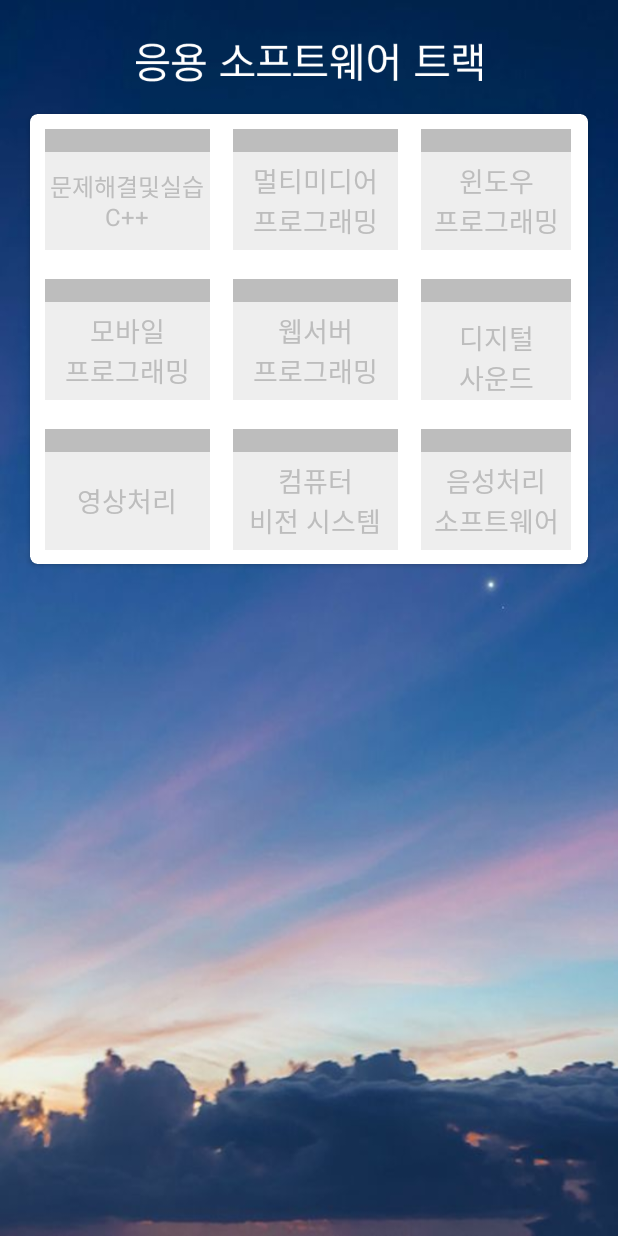
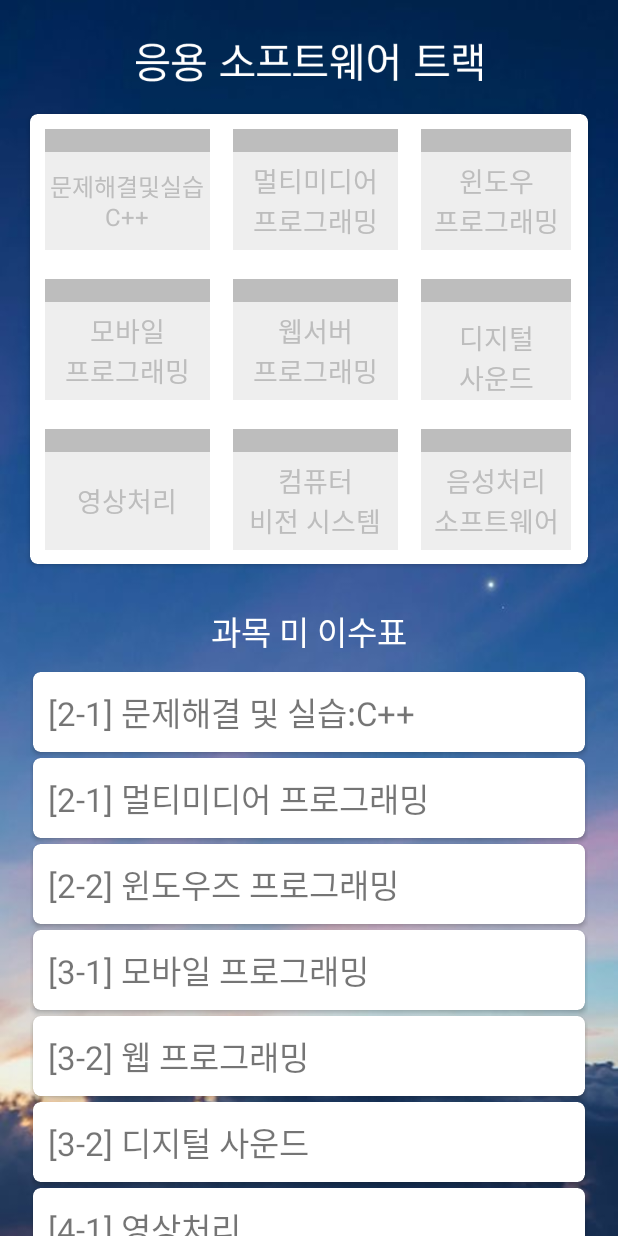
Before and after one commit to ParkMinHyun/SejongHackerton, an Android app: the ApplicationSWActivity screen opened directly, with no data from a screen before it, on a phone screen of 412 x 824 dp. Run offline under Robolectric (Android 15) with nearby library versions, the phone set to English and light mode, and no system bars.

Commit message:
응용 SW Track 완성

```diff
--- a/TrackEngine/app/src/main/java/com/example/parkminhyun/trackengine/ApplicationSWActivity.java
+++ b/TrackEngine/app/src/main/java/com/example/parkminhyun/trackengine/ApplicationSWActivity.java
@@ -5,6 +5,7 @@ import android.os.Build;
 import android.os.Bundle;
 import android.support.v7.app.ActionBar;
 import android.support.v7.app.AppCompatActivity;
+import android.support.v7.widget.LinearLayoutManager;
 import android.support.v7.widget.RecyclerView;
 import android.view.Window;
 import android.view.WindowManager;
@@ -59,7 +60,6 @@ public class ApplicationSWActivity extends AppCompatActivity {
         computerVisionSystemImageView = (ImageView)findViewById(R.id.computerVisionSystemImageView);
         VoiceProcessingSoftwareImageView = (ImageView)findViewById(R.id.VoiceProcessingSoftwareImageView);
 
-
         TroubleshootingAndPracticeTextView = (TextView) findViewById(R.id.TroubleshootingAndPracticeTextView);
         multiMediaProgrammingTextView = (TextView)findViewById(R.id.multiMediaProgrammingTextView);
         windowProgrammingTextView = (TextView)findViewById(R.id.windowProgrammingTextView);
@@ -70,46 +70,62 @@ public class ApplicationSWActivity extends AppCompatActivity {
         computerVisionSystemTextView = (TextView)findViewById(R.id.computerVisionSystemTextView);
         VoiceProcessingSoftwareTextView = (TextView)findViewById(R.id.VoiceProcessingSoftwareTextView);
 
+        rvSubject = (RecyclerView) findViewById(R.id.rv_subject);
+        LinearLayoutManager llm = new LinearLayoutManager(this);
+        rvSubject.setLayoutManager(llm);
+        rvSubject.setHasFixedSize(true);
+
         subjects = new ArrayList<>();
         userStudyData = new UserStudyData(this);
         List<String> userStudy = userStudyData.loadStudyDataList();
 
+        subjects.add(new Subject("[2-1]", "문제해결 및 실습:C++"));
+        subjects.add(new Subject("[2-1]", "멀티미디어 프로그래밍"));
+        subjects.add(new Subject("[2-2]", "윈도우즈 프로그래밍"));
+        subjects.add(new Subject("[3-1]", "모바일 프로그래밍"));
+        subjects.add(new Subject("[3-2]", "웹 프로그래밍"));
+        subjects.add(new Subject("[3-2]", "디지털 사운드"));
+        subjects.add(new Subject("[4-1]", "영상처리"));
+        subjects.add(new Subject("[4-2]", "컴퓨터 비전 시스템"));
+        subjects.add(new Subject("[4-2]", "음성처리 SW"));
         for(int i=0; i< userStudy.size(); i++) {
             switch (userStudy.get(i).toString()) {
                 case "문제해결 및 실습: C++":
                     multiMediaProgrammingImageView.setBackgroundColor(Color.rgb(52, 152, 219));
-                    TroubleshootingAndPracticeTextView.setTextColor(Color.BLACK); break;
-//                    subjects.remove(0); break;
+                    TroubleshootingAndPracticeTextView.setTextColor(Color.BLACK);
+                    subjects.remove(0); break;
                 case "멀티미디어 프로그래밍":
                     multiMediaProgrammingImageView.setBackgroundColor(Color.rgb(52, 152, 219));
-                    multiMediaProgrammingTextView.setTextColor(Color.BLACK); break;
-//                    subjects.remove(1); break;
+                    multiMediaProgrammingTextView.setTextColor(Color.BLACK);
+                    subjects.remove(1); break;
                 case "윈도우즈 프로그래밍":
                     windowProgrammingImageView.setBackgroundColor(Color.rgb(52, 152, 219));
-                    windowProgrammingTextView.setTextColor(Color.BLACK); break;
-//                    subjects.remove(2); break;
+                    windowProgrammingTextView.setTextColor(Color.BLACK);
+                    subjects.remove(2); break;
                 case "모바일 프로그래밍":
                     mobileProgrammingImageView.setBackgroundColor(Color.rgb(52, 152, 219));
-                    mobileProgrammingTextView.setTextColor(Color.BLACK); break;
-//                    subjects.remove(3); break;
+                    mobileProgrammingTextView.setTextColor(Color.BLACK);
+                    subjects.remove(3); break;
                 case "웹프로그래밍":
                     webServerProgrammingImageView.setBackgroundColor(Color.rgb(52, 152, 219));
-                    webServerProgrammingTextView.setTextColor(Color.BLACK); break;
-//                    subjects.remove(4); break;
+                    webServerProgrammingTextView.setTextColor(Color.BLACK);
+                    subjects.remove(4); break;
                 case "디지털 사운드":
                     digitalSoundImageView.setBackgroundColor(Color.rgb(52, 152, 219));
-                    digitalSoundTextView.setTextColor(Color.BLACK); break;
-//                    subjects.remove(5); break;
+                    digitalSoundTextView.setTextColor(Color.BLACK);
+                    subjects.remove(5); break;
                 case "영상처리":
                     imageProcessingImageView.setBackgroundColor(Color.rgb(52, 152, 219));
-                    imageProcessingTextView.setTextColor(Color.BLACK); break;
-//                    subjects.remove(6); break;
+                    imageProcessingTextView.setTextColor(Color.BLACK);
+                    subjects.remove(6); break;
                 case "컴퓨터비전 시스템":
                     computerVisionSystemImageView.setBackgroundColor(Color.rgb(52, 152, 219));
-                    VoiceProcessingSoftwareTextView.setTextColor(Color.BLACK); break;
-//                    subjects.remove(7); break;
+                    VoiceProcessingSoftwareTextView.setTextColor(Color.BLACK);
+                    subjects.remove(7); break;
             }
         }
+        adapter = new RVAdapterVirtualReality(this, subjects);
+        rvSubject.setAdapter(adapter);
     }
 
     public void makeTransParentStatusBar(){
--- a/TrackEngine/app/src/main/res/layout/activity_application_sw.xml
+++ b/TrackEngine/app/src/main/res/layout/activity_application_sw.xml
@@ -10,6 +10,7 @@
 
 
     <android.support.v7.widget.CardView
+        android:id="@+id/cv_appSW_track"
         android:layout_width="match_parent"
         android:layout_height="300dp"
         android:layout_margin="20dp"
@@ -341,4 +342,32 @@
 
     </android.support.v7.widget.CardView>
 
+    <RelativeLayout
+        android:layout_width="match_parent"
+        android:layout_height="450dp"
+        android:layout_below="@+id/cv_appSW_track">
+        <LinearLayout
+            android:id="@+id/appSWSubjectLinearLayout"
+            android:layout_width="match_parent"
+            android:layout_height="50dp">
+
+            <TextView
+                android:layout_width="match_parent"
+                android:layout_height="match_parent"
+                android:textSize="22dp"
+                android:gravity="center"
+                android:textColor="#FFFFFF"
+                android:text="과목 미 이수표"/>
+
+        </LinearLayout>
+        <android.support.v7.widget.RecyclerView
+            android:layout_width="match_parent"
+            android:layout_height="match_parent"
+            android:id="@+id/rv_subject"
+            android:layout_marginLeft="20dp"
+            android:layout_marginRight="20dp"
+            android:layout_below="@id/appSWSubjectLinearLayout">
+
+        </android.support.v7.widget.RecyclerView>
+    </RelativeLayout>
 </RelativeLayout>
```
